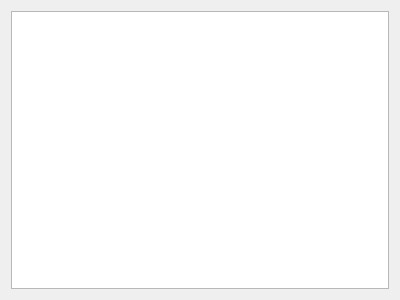
Qt form pyfemtet_opt_gui_2/ui/WizardPage_confirm.ui (pyfemtet/pyfemtet-opt-gui) before a commit.
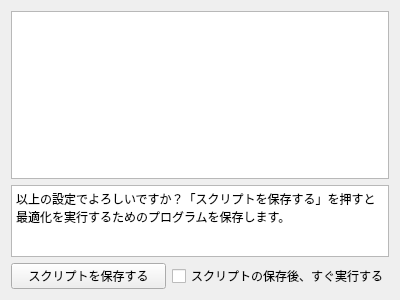
The same form after that commit.

What changed in the file:
```diff
--- a/pyfemtet_opt_gui_2/ui/WizardPage_confirm.ui
+++ b/pyfemtet_opt_gui_2/ui/WizardPage_confirm.ui
@@ -14,8 +14,61 @@
    <string>WizardPage</string>
   </property>
   <layout class="QGridLayout" name="gridLayout">
-   <item row="0" column="0">
-    <widget class="QTreeView" name="treeView"/>
+   <item row="0" column="0" colspan="2">
+    <widget class="QTreeView" name="treeView">
+     <attribute name="headerVisible">
+      <bool>false</bool>
+     </attribute>
+    </widget>
+   </item>
+   <item row="1" column="0" colspan="2">
+    <widget class="QTextEdit" name="textEdit_4">
+     <property name="sizePolicy">
+      <sizepolicy hsizetype="Expanding" vsizetype="Minimum">
+       <horstretch>0</horstretch>
+       <verstretch>0</verstretch>
+      </sizepolicy>
+     </property>
+     <property name="sizeAdjustPolicy">
+      <enum>QAbstractScrollArea::SizeAdjustPolicy::AdjustToContents</enum>
+     </property>
+     <property name="readOnly">
+      <bool>true</bool>
+     </property>
+     <property name="html">
+      <string>&lt;!DOCTYPE HTML PUBLIC &quot;-//W3C//DTD HTML 4.0//EN&quot; &quot;http://www.w3.org/TR/REC-html40/strict.dtd&quot;&gt;
+&lt;html&gt;&lt;head&gt;&lt;meta name=&quot;qrichtext&quot; content=&quot;1&quot; /&gt;&lt;meta charset=&quot;utf-8&quot; /&gt;&lt;style type=&quot;text/css&quot;&gt;
+p, li { white-space: pre-wrap; }
+hr { height: 1px; border-width: 0; }
+li.unchecked::marker { content: &quot;\2610&quot;; }
+li.checked::marker { content: &quot;\2612&quot;; }
+&lt;/style&gt;&lt;/head&gt;&lt;body style=&quot; font-family:'Yu Gothic UI'; font-size:9pt; font-weight:400; font-style:normal;&quot;&gt;
+&lt;p style=&quot; margin-top:0px; margin-bottom:0px; margin-left:0px; margin-right:0px; -qt-block-indent:0; text-indent:0px;&quot;&gt;以上の設定でよろしいですか？「スクリプトを保存する」を押すと最適化を実行するためのプログラムを保存します。&lt;/p&gt;&lt;/body&gt;&lt;/html&gt;</string>
+     </property>
+    </widget>
+   </item>
+   <item row="2" column="0">
+    <widget class="QPushButton" name="pushButton_save_script">
+     <property name="accessibleName">
+      <string>スクリプトを保存する</string>
+     </property>
+     <property name="text">
+      <string>スクリプトを保存する</string>
+     </property>
+    </widget>
+   </item>
+   <item row="2" column="1">
+    <widget class="QCheckBox" name="checkBox_save_with_run">
+     <property name="sizePolicy">
+      <sizepolicy hsizetype="Fixed" vsizetype="Fixed">
+       <horstretch>0</horstretch>
+       <verstretch>0</verstretch>
+      </sizepolicy>
+     </property>
+     <property name="text">
+      <string>スクリプトの保存後、すぐ実行する</string>
+     </property>
+    </widget>
    </item>
   </layout>
  </widget>
```
